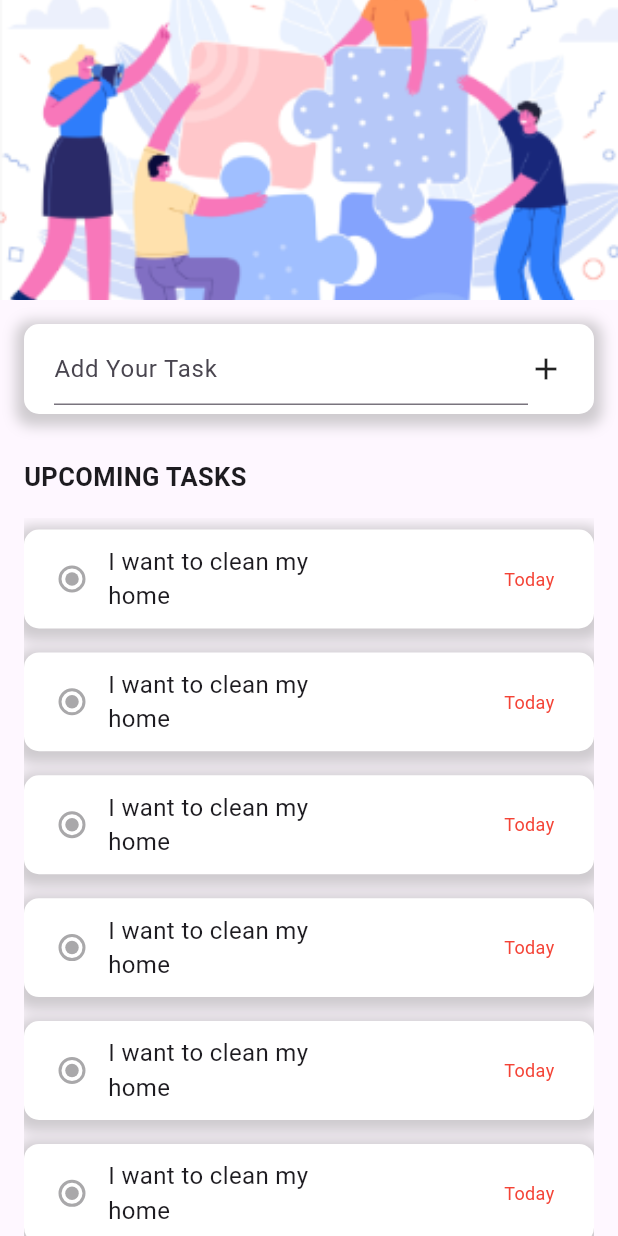
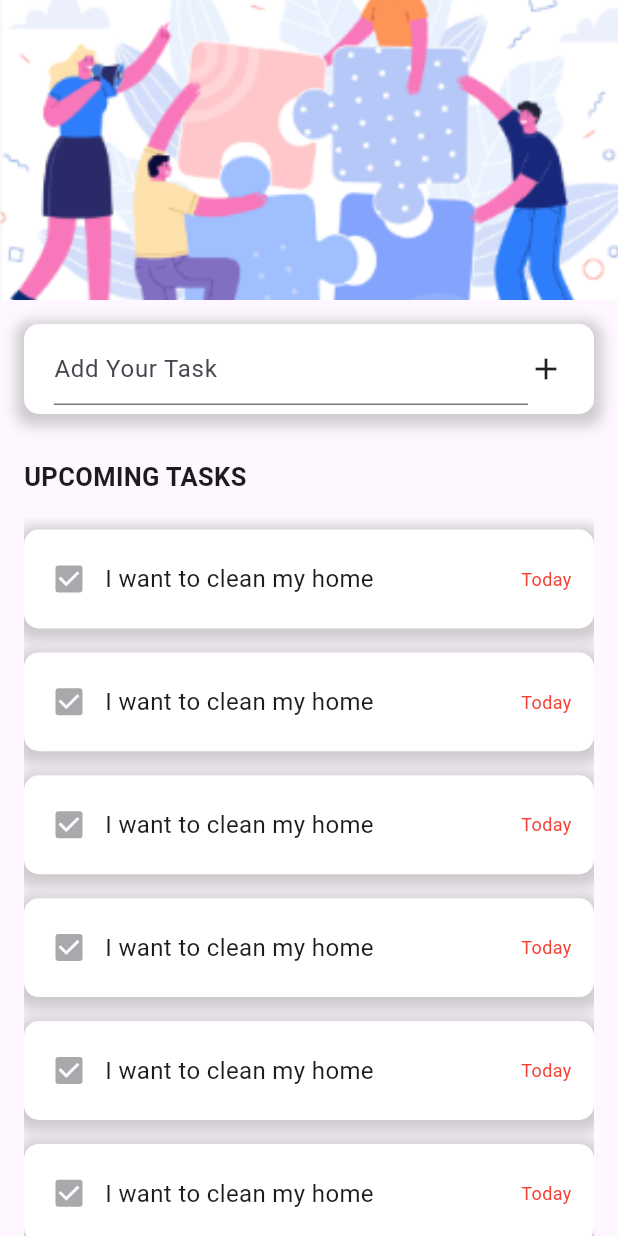
Before and after one commit to mbithuka/flutter_application, a Flutter app: the screen it shows after launch, on a phone screen of 412 x 824 dp. Run offline on Flutter 3.47's test engine with Material 3 defaults, Android fonts, the phone set to English and light mode, and no system bars.

```diff
--- a/lib/main.dart
+++ b/lib/main.dart
@@ -5,6 +5,8 @@ void main() {
 }
 
 class MyApp extends StatelessWidget {
+
+
   @override
   Widget build(BuildContext context) {
     return MaterialApp(
@@ -81,25 +83,21 @@ class MyApp extends StatelessWidget {
                             ],
                           ),
                           child: const Padding(
-                            padding: EdgeInsets.fromLTRB(8, 6, 8, 6),
+                            padding: EdgeInsets.fromLTRB(6, 6, 15, 6),
                             child: Row(
                               children: [
-                                Radio(value: null, groupValue: null, onChanged: null),
-                                Expanded(
-                                  child: Text(
+                                Checkbox(value: true, onChanged: null),
+                                 Text(
                                     'I want to clean my home',
                                     style: TextStyle(fontSize: 16),
                                   ),
-                                ),
-                                Expanded(
-                                  child: Padding(
-                                    padding: EdgeInsets.fromLTRB(106,0,0,0),
-                                    child: Text(
+                                    Spacer(),
+                                    Text(
                                       'Today',
                                       style: TextStyle(fontSize: 12, color: Colors.red),
                                     ),
-                                  ),
-                                ),
+
+
                               ],
                             ),
                           ),
```
Also changed, not shown: lib/stateful.dart (added, +49 -0 lines).
